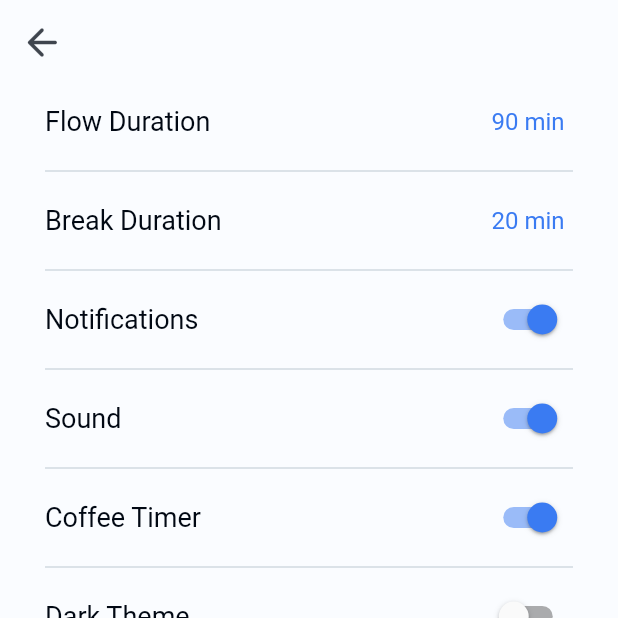
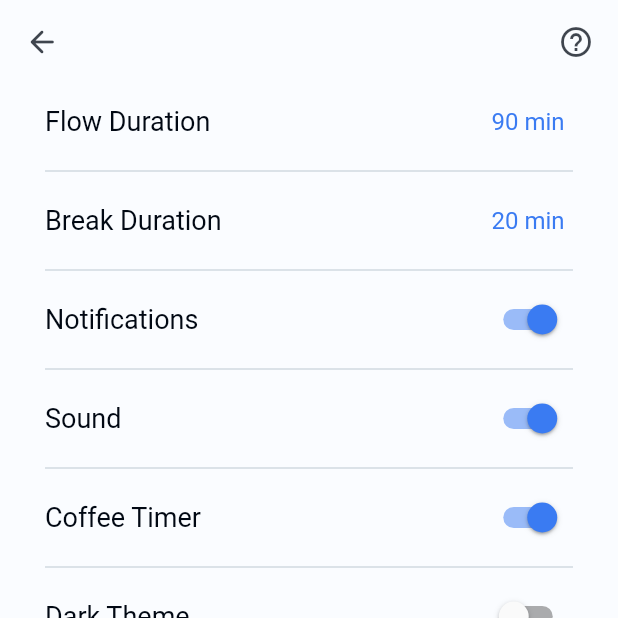
Before and after one commit to MatthieuNadeau96/flow_time, a Flutter app: the SettingsScreen screen opened directly, on a phone screen of 412 x 824 dp, the top half of it. Run offline on Flutter 3.47's test engine with Material 2 defaults, Android fonts, the phone set to English and light mode, and no system bars; our stand-ins replace audioplayers, flutter_local_notifications, liquid_progress_indicator, numberpicker, shared_preferences; missing offline and left inert: firebase_admob, highlighter_coachmark; accounts and stored records are empty.

Commit message:
Added a hint in the settings screen that leads to a help screen

```diff
--- a/lib/screens/settings_screen.dart
+++ b/lib/screens/settings_screen.dart
@@ -4,6 +4,8 @@ import 'package:flow_time/widgets/settings_switch_item.dart';
 import 'package:flutter/material.dart';
 import 'package:numberpicker/numberpicker.dart';
 import 'package:provider/provider.dart';
+
+import 'help_screen.dart';
 
 class SettingsScreen extends StatefulWidget {
   final Function adHandler;
@@ -25,6 +27,25 @@ class _SettingsScreenState extends State<SettingsScreen> {
 
   final flowTextController = TextEditingController();
 
+  Route _createRoute() {
+    return PageRouteBuilder(
+      pageBuilder: (context, animation, secondaryAnimation) => HelpScreen(),
+      transitionsBuilder: (context, animation, secondaryAnimation, child) {
+        var begin = Offset(1.0, 0.0);
+        var end = Offset.zero;
+        var curve = Curves.ease;
+
+        var tween =
+            Tween(begin: begin, end: end).chain(CurveTween(curve: curve));
+
+        return SlideTransition(
+          position: animation.drive(tween),
+          child: child,
+        );
+      },
+    );
+  }
+
   @override
   Widget build(BuildContext context) {
     var theme = Theme.of(context);
@@ -35,10 +56,13 @@ class _SettingsScreenState extends State<SettingsScreen> {
           appBar: AppBar(
             backgroundColor: Theme.of(context).canvasColor,
             elevation: 0,
-            leading: GestureDetector(
+            leading: Container(
+              width: 56,
+              height: 56,
+              child: GestureDetector(
                 child: Icon(
                   Icons.arrow_back_rounded,
-                size: 30,
+                  size: 24,
                   color: Theme.of(context)
                       .textTheme
                       .bodyText2
@@ -50,6 +74,31 @@ class _SettingsScreenState extends State<SettingsScreen> {
                   Navigator.pop(context);
                 },
               ),
+            ),
+            actions: [
+              Container(
+                width: 56,
+                height: 56,
+                child: Center(
+                  child: GestureDetector(
+                    child: Icon(
+                      Icons.help_outline,
+                      size: 24,
+                      color: Theme.of(context)
+                          .textTheme
+                          .bodyText2
+                          .color
+                          .withOpacity(0.75),
+                    ),
+                    onTap: () {
+                      // widget.adHandler();
+
+                      Navigator.of(context).push(_createRoute());
+                    },
+                  ),
+                ),
+              ),
+            ],
           ),
           body: SafeArea(
             child: Container(
```
Also changed, not shown: lib/screens/help_screen.dart (added, +48 -0 lines). Lines whose indentation alone changed are shown as unchanged.
